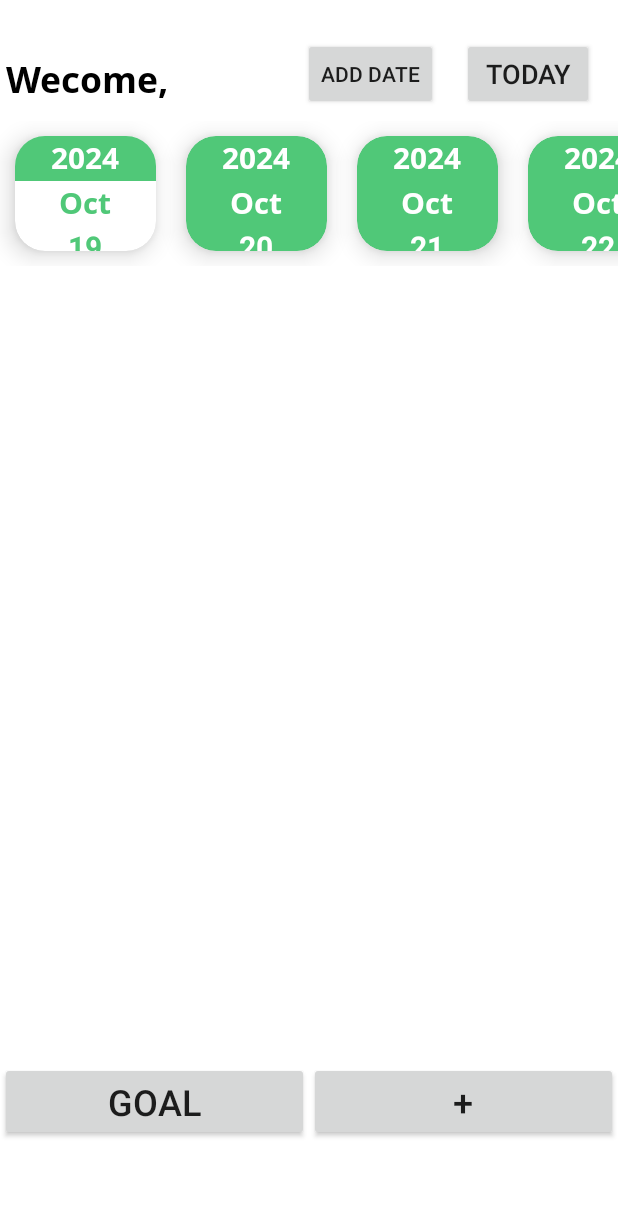
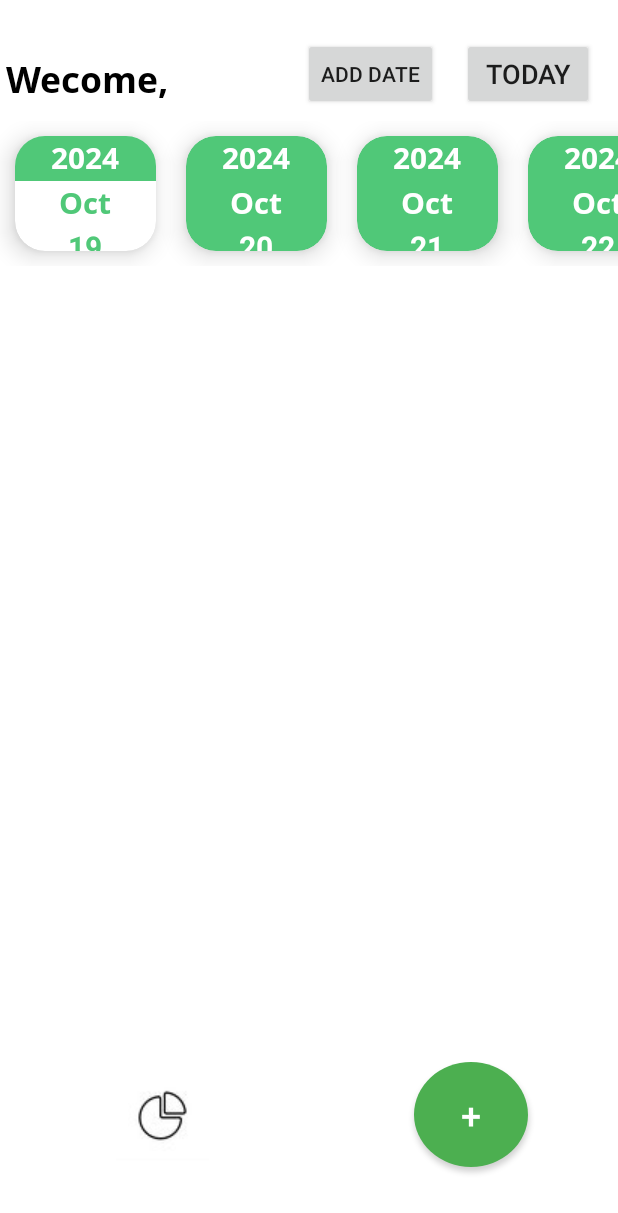
Before and after one commit to risinsilv/FCM, an Android app: the screen it shows after launch (recycleView), on a phone screen of 412 x 824 dp. Shown: the top 1213 px of the screen. Run offline under Robolectric (Android 15) with nearby library versions, the phone set to English and light mode, and no system bars; our stand-ins replace Firebase (no records; nobody signed in at launch, a user with empty details on screens opened directly), Room's generated code.

Commit message:
change 5lol

```diff
--- a/app/src/main/res/layout/activity_recycle_view.xml
+++ b/app/src/main/res/layout/activity_recycle_view.xml
@@ -72,20 +72,29 @@
             android:layout_weight="14"
             android:orientation="horizontal">
 
-            <Button
+            <ImageButton
                 android:id="@+id/button3"
-                android:layout_width="wrap_content"
-                android:layout_height="wrap_content"
-                android:layout_weight="1"
+                android:layout_width="70dp"
+                android:layout_height="70dp"
+                android:layout_marginStart="70dp"
+                android:layout_marginEnd="70dp"
+                android:layout_weight=".5"
+                android:scaleType="center"
+                android:background="@color/white"
+                android:src="@drawable/ic_pie"
                 android:text="Goal"
                 android:textSize="24sp" />
 
             <Button
                 android:id="@+id/addButton"
-                android:layout_width="wrap_content"
-                android:layout_height="wrap_content"
-                android:layout_weight="1"
+                android:layout_width="70dp"
+                android:layout_height="70dp"
+                android:layout_marginStart="60dp"
+                android:layout_marginEnd="60dp"
+                android:layout_weight=".5"
+                android:background="@drawable/green_circle"
                 android:text="+"
+                android:textColor="@color/white"
                 android:textSize="24sp" />
 
         </LinearLayout>
```
Also changed, not shown: app/src/main/res/drawable/ic_pie.jpg (added).
